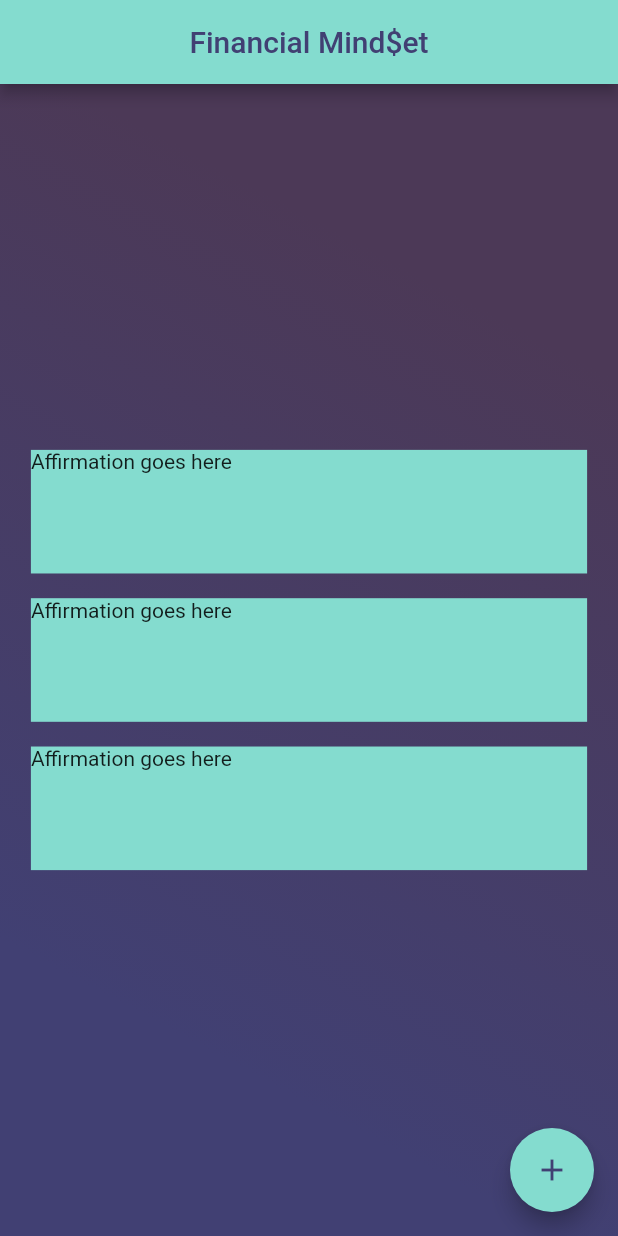
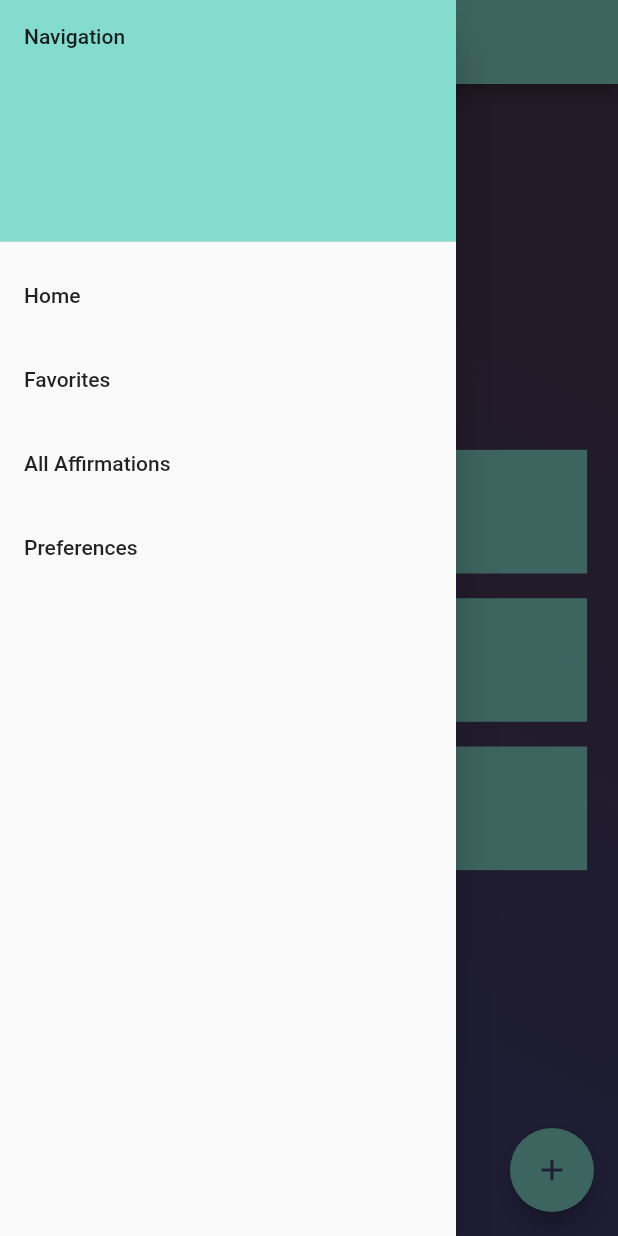
Before and after one commit to carriebarrett/financial_mindset, a Flutter app: the screen it shows after launch, with the side drawer open (before the commit the screen has no drawer), on a phone screen of 412 x 824 dp. Run offline on Flutter 3.47's test engine with Material 2 defaults, Android fonts, the light colour scheme and no system bars; our stand-ins replace cloud_firestore, firebase_core, firebase_storage; accounts and stored records are empty.

Commit message:
added navigation
added nav and all affirmations page

```diff
--- a/lib/app.dart
+++ b/lib/app.dart
@@ -1,4 +1,5 @@
 import 'package:financial_mindset/constants.dart';
+import 'package:financial_mindset/screens/all_affirmations.dart';
 import 'package:flutter/material.dart';
 import '/screens/homepage.dart';
 
@@ -28,7 +29,8 @@ class MyApp extends StatelessWidget {
 
         ),
       ),
-      home: const MyHomePage(title: 'Financial Mind\$et'),
+      home: const MyHomePage(title: appTitle),
+      // home: const AllAffirmationsPage(title: appTitle),
     );
   }
 }
--- a/lib/constants.dart
+++ b/lib/constants.dart
@@ -5,3 +5,5 @@ const darkSlateBlue = Color.fromRGBO(65, 64, 115, 1);
 const middleBlueGreen = Color.fromRGBO(132, 220, 207, 1);
 const honoluluBlue = Color.fromRGBO(6, 106, 178, 1);
 const goldCrayola = Color.fromRGBO(238, 197, 132, 1);
+
+const appTitle = 'Financial Mind\$et';
--- a/lib/main.dart
+++ b/lib/main.dart
@@ -1,6 +1,9 @@
+import 'package:firebase_core/firebase_core.dart';
 import 'package:flutter/material.dart';
 import 'app.dart';
 
-void main() {
+void main() async {
+  WidgetsFlutterBinding.ensureInitialized();
+  await Firebase.initializeApp();
   runApp(const MyApp());
 }
--- a/lib/screens/homepage.dart
+++ b/lib/screens/homepage.dart
@@ -1,3 +1,6 @@
+import 'package:cloud_firestore/cloud_firestore.dart';
+import 'package:financial_mindset/screens/all_affirmations.dart';
+import 'package:firebase_storage/firebase_storage.dart';
 import 'package:flutter/material.dart';
 import '../constants.dart';
 
@@ -43,15 +46,65 @@ class _MyHomePageState extends State<MyHomePage> {
     // than having to individually change instances of widgets.
     return Scaffold(
       appBar: AppBar(
-        // Here we take the value from the MyHomePage object that was created by
-        // the App.build method, and use it to set our appbar title.
-        title: Center(child: Text(
-          widget.title,
-          style: const TextStyle(color: darkSlateBlue)),)
-      ),
+          // Here we take the value from the MyHomePage object that was created by
+          // the App.build method, and use it to set our appbar title.
+          // leading: IconButton(
+          //   icon: const Icon(Icons.star),
+          //   onPressed: () {
+          //     Scaffold.of(context).openDrawer();
+          //   },
+          // ),
+          centerTitle: true,
+          title:
+              Text(widget.title, style: const TextStyle(color: darkSlateBlue)),
+          iconTheme: const IconThemeData(color: englishViolet)),
+      drawer: Drawer(
+          child: ListView(
+        padding: EdgeInsets.zero,
+        children: [
+          const DrawerHeader(
+              decoration: BoxDecoration(
+                color: middleBlueGreen,
+              ),
+              child: Text('Navigation')),
+          ListTile(
+            title: const Text('Home'),
+            onTap: () {
+              // update state
+              // close drawer
+            },
+          ),
+          ListTile(
+            title: const Text('Favorites'),
+            onTap: () {
+              // update state
+              // close drawer
+            },
+          ),
+          ListTile(
+            title: const Text('All Affirmations'),
+            onTap: () {
+              // update state
+              // close drawer
+              Navigator.push(
+                  context,
+                  MaterialPageRoute(
+                      builder: (context) =>
+                          AllAffirmationsPage(title: appTitle)));
+            },
+          ),
+          ListTile(
+            title: const Text('Preferences'),
+            onTap: () {
+              // update state
+              // close drawer
+            },
+          )
+        ],
+      )),
       body: Container(
         width: MediaQuery.of(context).size.width,
-      // Add box decoration
+        // Add box decoration
         decoration: const BoxDecoration(
           // Box decoration takes a gradient
           gradient: LinearGradient(
@@ -131,7 +184,10 @@ class _MyHomePageState extends State<MyHomePage> {
       floatingActionButton: FloatingActionButton(
         onPressed: _incrementCounter,
         tooltip: 'Increment',
-        child: const Icon(Icons.add, color: darkSlateBlue,),
+        child: const Icon(
+          Icons.add,
+          color: darkSlateBlue,
+        ),
       ), // This trailing comma makes auto-formatting nicer for build methods.
     );
   }
--- a/pubspec.yaml
+++ b/pubspec.yaml
@@ -30,6 +30,9 @@ dependencies:
   flutter:
     sdk: flutter
 
+  cloud_firestore: ^3.1.10
+  firebase_core: ^1.13.1
+  firebase_storage: ^10.0.1
 
   # The following adds the Cupertino Icons font to your application.
   # Use with the CupertinoIcons class for iOS style icons.
```
Also changed, not shown: lib/screens/all_affirmations.dart (added, +89 -0 lines), pubspec.lock, 3 other files.
